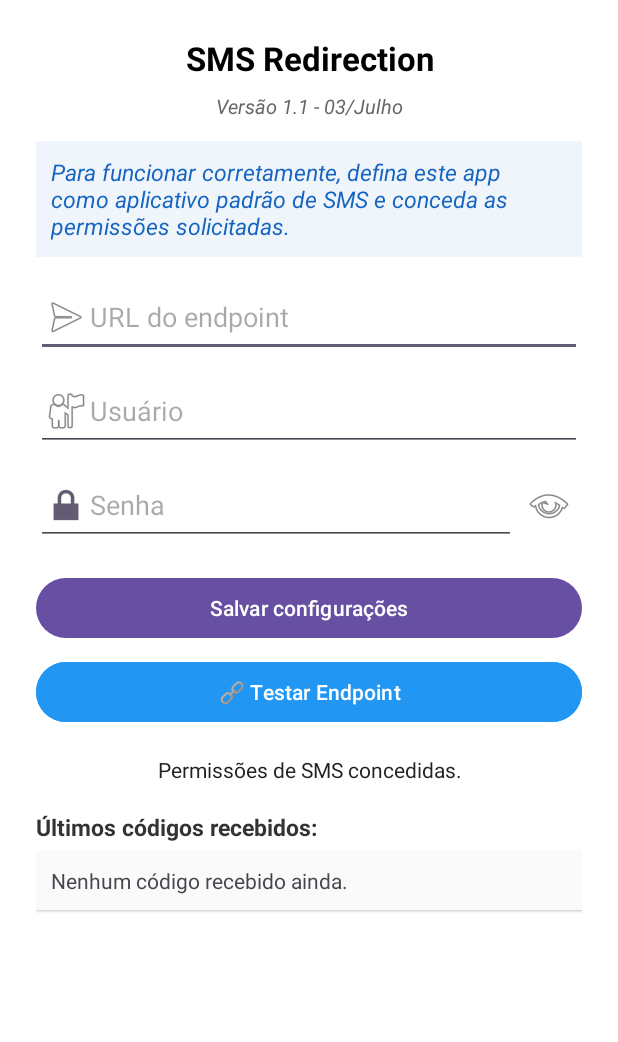
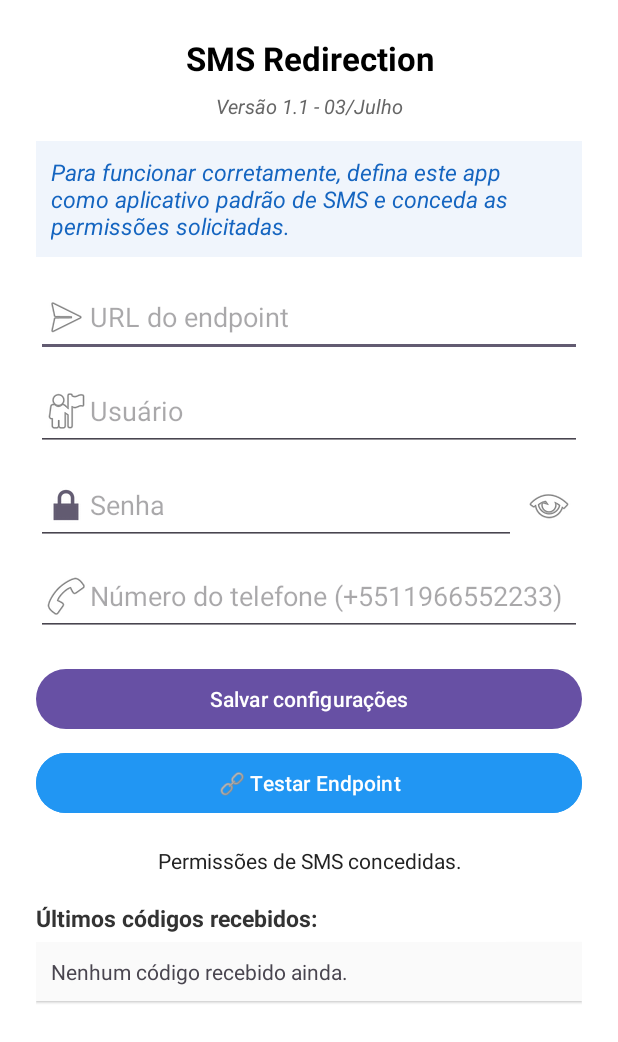
Before and after one commit to yuriishibashi/sms_forwarder, an Android app: the screen it shows after launch (MainActivity), on a phone screen of 412 x 824 dp. Shown: the top 1042 px of the screen. Run offline under Robolectric (Android 15) with nearby library versions, the phone set to English and light mode, and no system bars; 7 statements that could not run were skipped.

Commit message:
phone_number

```diff
--- a/app/src/main/AndroidManifest.xml
+++ b/app/src/main/AndroidManifest.xml
@@ -14,6 +14,7 @@
     <uses-permission android:name="android.permission.INTERNET"/>
     <uses-permission android:name="android.permission.POST_NOTIFICATIONS"/>
     <uses-permission android:name="android.permission.READ_PHONE_STATE"/>
+    <uses-permission android:name="android.permission.READ_PHONE_NUMBERS"/>
 
     <!-- Evita otimização de bateria -->
     <uses-permission android:name="android.permission.REQUEST_IGNORE_BATTERY_OPTIMIZATIONS" />
--- a/app/src/main/java/com/example/smsforwarder/MainActivity.kt
+++ b/app/src/main/java/com/example/smsforwarder/MainActivity.kt
@@ -1,10 +1,8 @@
 package com.example.smsforwarder
 
 import android.Manifest
-import android.annotation.SuppressLint
 import android.app.role.RoleManager
 import android.content.Context
-import android.content.Intent
 import android.content.pm.PackageManager
 import android.graphics.Color
 import android.os.Build
@@ -12,7 +10,6 @@ import android.os.Bundle
 import android.os.Handler
 import android.os.Looper
 import android.provider.Telephony
-import android.webkit.URLUtil.isValidUrl
 import android.widget.*
 import androidx.activity.result.contract.ActivityResultContracts
 import androidx.appcompat.app.AppCompatActivity
@@ -27,6 +24,7 @@ class MainActivity : AppCompatActivity() {
     private lateinit var etEndpointUrl: EditText
     private lateinit var etLogin: EditText
     private lateinit var etPassword: EditText
+    private lateinit var etPhone: EditText
     private lateinit var btnSave: Button
     private lateinit var btnTestEndpoint: Button
     private lateinit var tvStatus: TextView
@@ -49,6 +47,8 @@ class MainActivity : AppCompatActivity() {
         etEndpointUrl = findViewById(R.id.etEndpointUrl)
         etLogin = findViewById(R.id.etLogin)
         etPassword = findViewById(R.id.etPassword)
+        etPhone = findViewById(R.id.etPhone)
+        etPhone.setText(prefs.getEndpointPhone())
         btnSave = findViewById(R.id.btnSave)
         btnTestEndpoint = findViewById(R.id.btnTestEndpoint)
         tvStatus = findViewById(R.id.tvStatus)
@@ -68,6 +68,7 @@ class MainActivity : AppCompatActivity() {
             prefs.setEndpointUrl(url)
                 .setEndpointLogin(etLogin.text.toString())
                 .setEndpointPassword(etPassword.text.toString())
+                .setEndpointPhone(etPhone.text.toString())
 
             tvStatus.text = "✅ Configurações salvas!"
             tvStatus.setTextColor(Color.parseColor("#4CAF50"))
--- a/app/src/main/java/network/SmsSender.kt
+++ b/app/src/main/java/network/SmsSender.kt
@@ -17,7 +17,8 @@ object SmsSender {
         url: String,
         login: String,
         password: String,
-        sender: String,
+        chipNumber: String, // remetente
+        smsOrigin: String,  // origem
         body: String,
         timestamp: Long
     ) {
@@ -25,7 +26,8 @@ object SmsSender {
             val json = JSONObject().apply {
                 put("usuario", login)
                 put("senha", password)
-                put("remetente", sender)
+                put("remetente", chipNumber)
+                put("origem", smsOrigin)
                 put("mensagem", body)
                 put("timestamp", timestamp)
                 put("device_id", Build.MODEL ?: "android")
--- a/app/src/main/res/layout/activity_main.xml
+++ b/app/src/main/res/layout/activity_main.xml
@@ -97,6 +97,15 @@
                 android:padding="7dp" />
         </LinearLayout>
 
+        <EditText
+            android:id="@+id/etPhone"
+            android:layout_width="match_parent"
+            android:layout_height="wrap_content"
+            android:hint="Número do telefone (+5511966552233)"
+            android:inputType="phone"
+            android:layout_marginTop="8dp"
+            android:drawableStart="@android:drawable/ic_menu_call" />
+
         <!-- Botão salvar -->
         <Button
             android:id="@+id/btnSave"
--- a/gradle/libs.versions.toml
+++ b/gradle/libs.versions.toml
@@ -1,5 +1,5 @@
 [versions]
-agp = "8.10.1"
+agp = "8.11.1"
 kotlin = "2.0.21"
 coreKtx = "1.16.0"
 junit = "4.13.2"
```
Also changed, not shown: app/src/main/java/receiver/SmsBroadcastReceiver.kt (+10 -1 lines), app/src/main/java/util/PreferencesHelper.kt (+7 -0 lines), gradle/wrapper/gradle-wrapper.properties.
